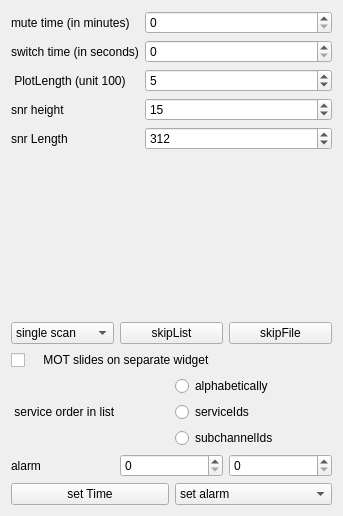
Qt form forms/config-helper.ui (JvanKatwijk/qt-dab) before a commit.
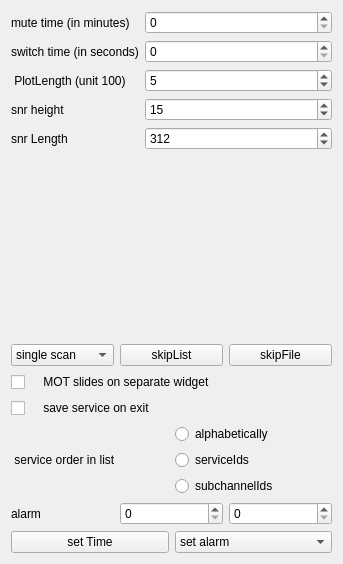
The same form after that commit. Custom widgets are drawn as their Qt base class.

What changed in the file:
```diff
--- a/forms/config-helper.ui
+++ b/forms/config-helper.ui
@@ -7,7 +7,7 @@
     <x>0</x>
     <y>0</y>
     <width>343</width>
-    <height>516</height>
+    <height>564</height>
    </rect>
   </property>
   <property name="windowTitle">
@@ -150,6 +150,16 @@
      </property>
     </widget>
    </item>
+   <item>
+    <widget class="QCheckBox" name="saveServiceSelector">
+     <property name="toolTip">
+      <string>&lt;html&gt;&lt;head/&gt;&lt;body&gt;&lt;p&gt;save on program exit the name of the current service - if any - and select this service after restarting.&lt;/p&gt;&lt;/body&gt;&lt;/html&gt;</string>
+     </property>
+     <property name="text">
+      <string>    save service on exit</string>
+     </property>
+    </widget>
+   </item>
    <item>
     <layout class="QHBoxLayout" name="horizontalLayout_3">
      <item>
```
Left out of the diff: 12 changed lines with no effect on the pictures.
